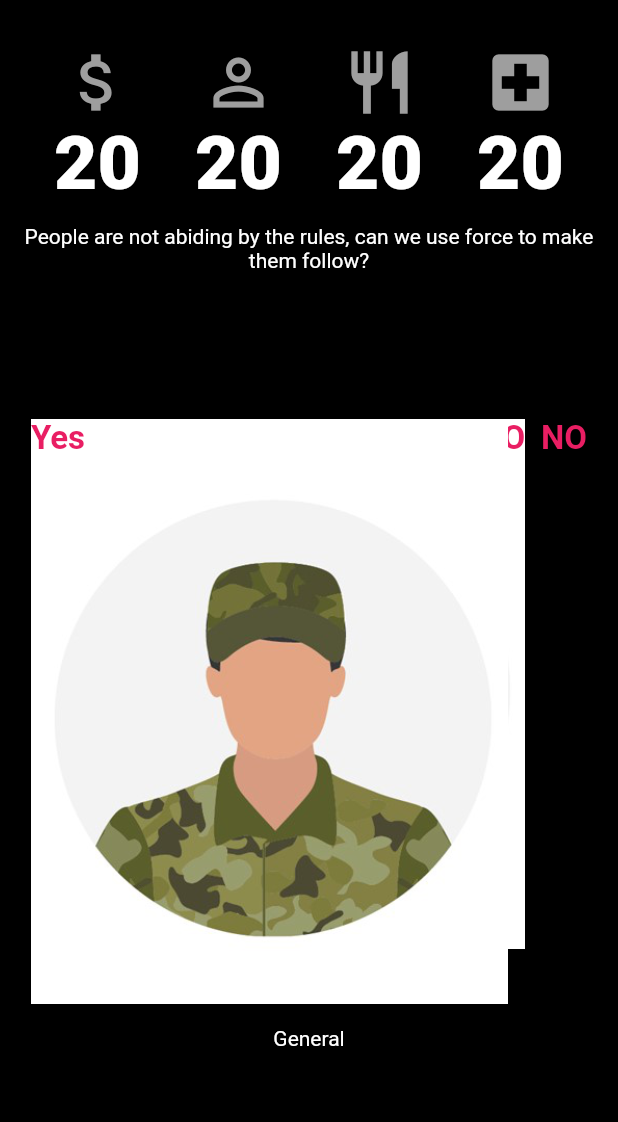
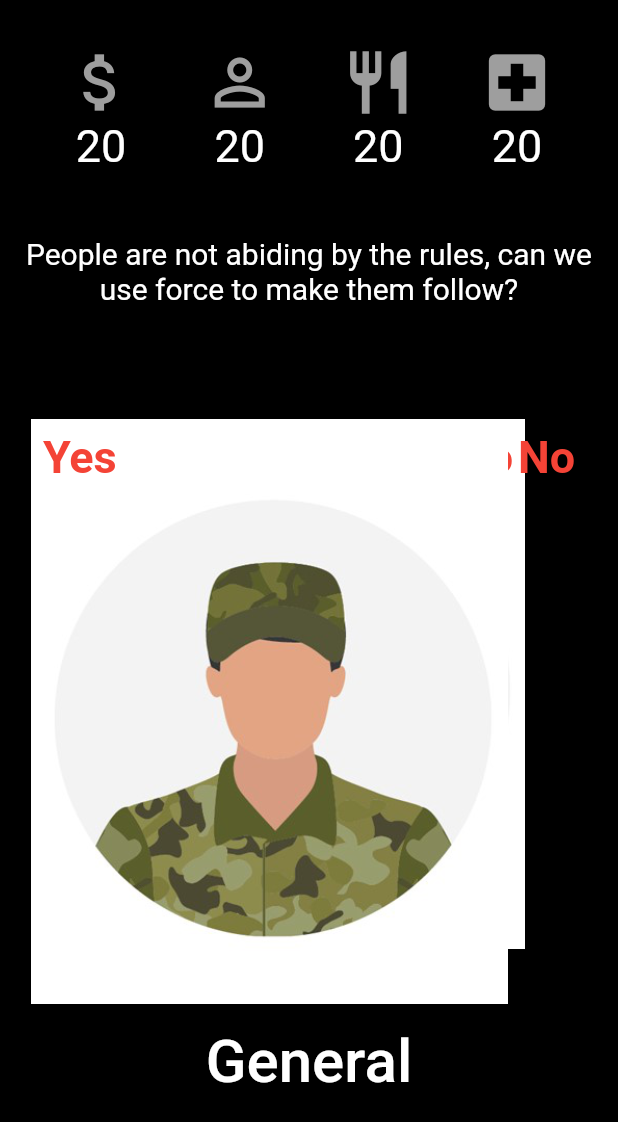
Before and after one commit to dhruvarora91/codiv-91, a Flutter app: the GamePage screen opened directly, on a phone screen of 412 x 824 dp. Shown: the top 1122 px of the screen. Run offline on Flutter 3.47's test engine with Material 2 defaults, Android fonts, the light colour scheme and no system bars; drawn by our look-alikes of flutter_tindercard; our stand-ins replace flutter_spinkit, google_sign_in, webview_flutter; missing offline and left inert: flutter_share.

Commit message:
Constants

```diff
--- a/lib/factors.dart
+++ b/lib/factors.dart
@@ -17,7 +17,7 @@ class Factors extends StatelessWidget {
         ),
         Text(
           value.toString(),
-          style: kNumberTextStyle,
+          style: kPointsTextStyle,
         ),
       ],
     );
--- a/lib/game.dart
+++ b/lib/game.dart
@@ -17,19 +17,6 @@ class GamePage extends StatefulWidget {
 StoryBrain storyBrain = StoryBrain();
 
 class _GamePageState extends State<GamePage> {
-  List<InteractiveCard> characterCards = [
-    InteractiveCard(cardImage: 'images/characterimg1.png'),
-    InteractiveCard(cardImage: 'images/characterimg2.png'),
-    InteractiveCard(cardImage: 'images/characterimg3.png'),
-    InteractiveCard(cardImage: 'images/characterimg4.png'),
-    InteractiveCard(cardImage: 'images/characterimg5.png'),
-    InteractiveCard(cardImage: 'images/characterimg1.png'),
-    InteractiveCard(cardImage: 'images/characterimg2.png'),
-    InteractiveCard(cardImage: 'images/characterimg3.png'),
-    InteractiveCard(cardImage: 'images/characterimg4.png'),
-    InteractiveCard(cardImage: 'images/characterimg5.png'),
-  ];
-
   @override
   void initState() {
     super.initState();
@@ -90,9 +77,15 @@ class _GamePageState extends State<GamePage> {
                 children: <Widget>[
                   Expanded(
                     flex: 2,
-                    child: Text(
-                      storyBrain.getQuestion(),
-                      textAlign: TextAlign.center,
+                    child: Padding(
+                      padding: const EdgeInsets.all(8.0),
+                      child: Text(
+                        storyBrain.getQuestion(),
+                        textAlign: TextAlign.center,
+                        style: TextStyle(
+                          fontSize: 20,
+                        ),
+                      ),
                     ),
                   ),
                   Expanded(
@@ -111,22 +104,24 @@ class _GamePageState extends State<GamePage> {
                             children: <Widget>[
                               Image.asset(storyBrain.getImg()),
                               Container(
+                                  padding: EdgeInsets.all(8),
                                   alignment: Alignment.topLeft,
                                   child: Text(
                                     storyBrain.getChoice1(),
                                     style: TextStyle(
-                                        color: Colors.pink,
+                                        color: Colors.red,
                                         fontWeight: FontWeight.bold,
-                                        fontSize: 22.0),
+                                        fontSize: 30.0),
                                   )),
                               Container(
+                                  padding: EdgeInsets.all(8),
                                   alignment: Alignment.topRight,
                                   child: Text(
                                     storyBrain.getChoice2(),
                                     style: TextStyle(
-                                        color: Colors.pink,
+                                        color: Colors.red,
                                         fontWeight: FontWeight.bold,
-                                        fontSize: 22.0),
+                                        fontSize: 30.0),
                                   )),
                             ],
                           );
@@ -195,6 +190,10 @@ class _GamePageState extends State<GamePage> {
                     child: Text(
                       storyBrain.getName(),
                       textAlign: TextAlign.center,
+                      style: TextStyle(
+                        fontSize: 40,
+                        fontWeight: FontWeight.w500,
+                      ),
                     ),
                   ),
                 ],
@@ -211,42 +210,3 @@ class _GamePageState extends State<GamePage> {
 }
 
 //Switch this to stateful widget
-class InteractiveCard extends StatelessWidget {
-  InteractiveCard({
-    @required this.cardImage,
-//    @required this.index,
-  });
-
-  final String cardImage;
-//  final int index;
-  AlignmentGeometry axisPosition;
-
-  void updateAxisPosition(d) {
-    if (d == dir.left) {
-      axisPosition = Alignment.topRight;
-    }
-    if (d == dir.right) {
-      axisPosition = Alignment.topLeft;
-    }
-  }
-
-  @override
-  Widget build(BuildContext context) {
-    return Card(
-      child: Stack(
-        children: <Widget>[
-          Image.asset(cardImage),
-          Container(
-              alignment: axisPosition,
-              child: Text(
-                'choice',
-                style: TextStyle(
-                    color: Colors.pink,
-                    fontWeight: FontWeight.bold,
-                    fontSize: 22.0),
-              )),
-        ],
-      ),
-    );
-  }
-}
```
Also changed, not shown: lib/story_brain.dart (+6 -8 lines).
